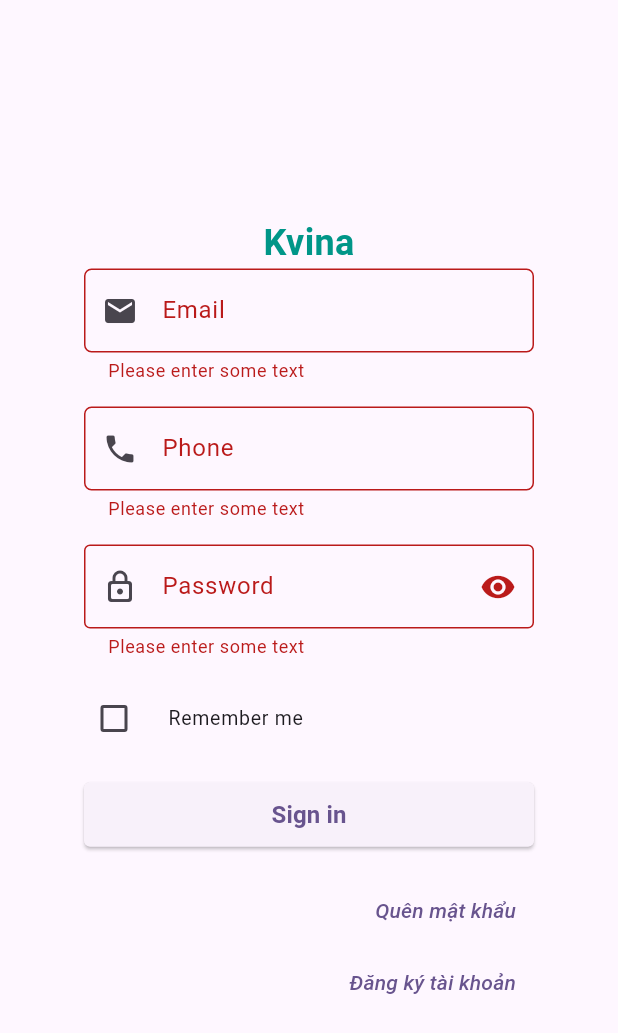
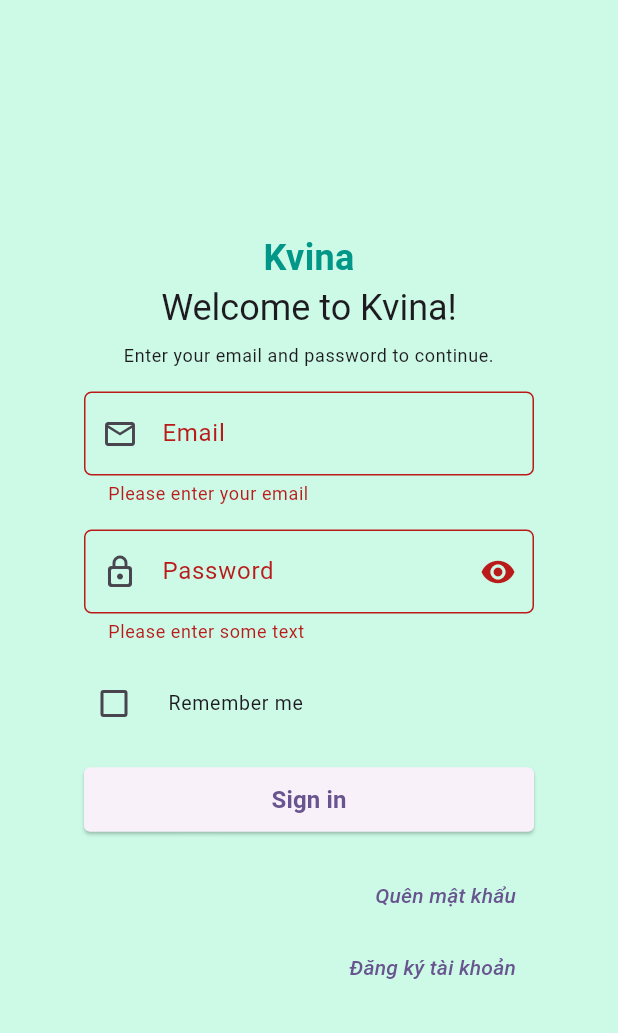
Before and after one commit to KVINA/app_kvina, a Flutter app: the screen it shows after launch, after a tap on "Sign in", on a phone screen of 412 x 824 dp. Shown: the top 1033 px of the screen. Run offline on Flutter 3.47's test engine with Material 3 defaults, Android fonts, the phone set to English and light mode, and no system bars.

Commit message:
20240116
update

```diff
--- a/lib/main.dart
+++ b/lib/main.dart
@@ -30,6 +30,7 @@
         // This works for code too, not just values: Most code changes can be
         // tested with just a hot reload.
         colorScheme: ColorScheme.fromSeed(seedColor: Colors.deepPurple),
+        scaffoldBackgroundColor: Color.fromARGB(255, 204, 250, 231),
         useMaterial3: true,
       ),
       home: const Scaffold(
--- a/lib/toolbox/textbox.dart
+++ b/lib/toolbox/textbox.dart
@@ -52,7 +52,7 @@
       validator: (value) {
         // add email validation
         if (value == null || value.isEmpty) {
-          return 'Please enter some text';
+          return 'Please enter your email';
         }
         bool emailValid = RegExp(
                 r"^[a-zA-Z0-9.a-zA-Z0-9.!#$%&'*+-/=?^_`{|}~]+@[a-zA-Z0-9]+\.[a-zA-Z]+")
@@ -66,7 +66,7 @@
       decoration: InputDecoration(
         labelText: widget.label ?? 'Email',
         hintText: 'Enter your email',
-        prefixIcon: const Icon(Icons.email),
+        prefixIcon: const Icon(Icons.email_outlined),
         border: const OutlineInputBorder(
           borderRadius: BorderRadius.all(Radius.circular(5)),
         ),
@@ -123,3 +123,52 @@
     );
   }
 }
+
+class TextBoxFormPassword extends StatefulWidget {
+  final String? label;
+  final bool? isReadOnly;
+  final TextEditingController tecTextbox;
+  const TextBoxFormPassword(
+      {super.key, required this.tecTextbox, this.label, this.isReadOnly});
+
+  @override
+  State<TextBoxFormPassword> createState() => _TextBoxFormPassword();
+}
+
+class _TextBoxFormPassword extends State<TextBoxFormPassword> {
+  bool _isPasswordVisible = false;
+  @override
+  Widget build(BuildContext context) {
+    return TextFormField(
+      validator: (value) {
+        if (value == null || value.isEmpty) {
+          return 'Please enter some text';
+        }
+
+        if (value.length < 6) {
+          return 'Password must be at least 6 characters';
+        }
+        return null;
+      },
+      obscureText: !_isPasswordVisible,
+      decoration: InputDecoration(
+          labelText: widget.label ?? 'Password',
+          hintText: 'Enter your Password',
+          prefixIcon: const Icon(Icons.lock_outline_rounded),
+          border: const OutlineInputBorder(
+            borderRadius: BorderRadius.all(Radius.circular(5)),
+          ),
+          suffixIcon: IconButton(
+            icon: Icon(
+                _isPasswordVisible ? Icons.visibility_off : Icons.visibility),
+            onPressed: () {
+              setState(() {
+                _isPasswordVisible = !_isPasswordVisible;
+              });
+            },
+          )),
+      controller: widget.tecTextbox,
+      readOnly: widget.isReadOnly ?? false,
+    );
+  }
+}
--- a/lib/view/login/login.dart
+++ b/lib/view/login/login.dart
@@ -50,10 +50,9 @@
 }
 
 class _FormLogin extends State<FormLogin> {
-  bool _isPasswordVisible = false;
+  final _email = TextEditingController();
+  final _password = TextEditingController();
   bool _rememberMe = false;
-  final _email = TextEditingController();
-  final _phone = TextEditingController();
   final GlobalKey<FormState> _formKey = GlobalKey<FormState>();
   Widget lineSpacing() => const SizedBox(height: 16);
   @override
@@ -64,40 +63,25 @@
         mainAxisSize: MainAxisSize.min,
         mainAxisAlignment: MainAxisAlignment.center,
         children: [
-          TextBoxFormEmail(
-            tecTextbox: _email,
+          Padding(
+            padding: const EdgeInsets.symmetric(horizontal: 16.0),
+            child: Text(
+              "Welcome to Kvina!",
+              style: Theme.of(context).textTheme.headlineSmall,
+            ),
+          ),
+          Padding(
+            padding: const EdgeInsets.only(top: 8.0),
+            child: Text(
+              "Enter your email and password to continue.",
+              style: Theme.of(context).textTheme.bodySmall,
+              textAlign: TextAlign.center,
+            ),
           ),
           lineSpacing(),
-          TextBoxFormPhone(tecTextbox: _phone),
+          TextBoxFormEmail(tecTextbox: _email),
           lineSpacing(),
-          TextFormField(
-            validator: (value) {
-              if (value == null || value.isEmpty) {
-                return 'Please enter some text';
-              }
-
-              if (value.length < 6) {
-                return 'Password must be at least 6 characters';
-              }
-              return null;
-            },
-            obscureText: !_isPasswordVisible,
-            decoration: InputDecoration(
-                labelText: 'Password',
-                hintText: 'Enter your password',
-                prefixIcon: const Icon(Icons.lock_outline_rounded),
-                border: const OutlineInputBorder(),
-                suffixIcon: IconButton(
-                  icon: Icon(_isPasswordVisible
-                      ? Icons.visibility_off
-                      : Icons.visibility),
-                  onPressed: () {
-                    setState(() {
-                      _isPasswordVisible = !_isPasswordVisible;
-                    });
-                  },
-                )),
-          ),
+          TextBoxFormPassword(tecTextbox: _password),
           lineSpacing(),
           CheckboxListTile(
             value: _rememberMe,
--- a/lib/view/login/register.dart
+++ b/lib/view/login/register.dart
@@ -12,7 +12,8 @@
   final TextEditingController tecMail = TextEditingController();
   @override
   Widget build(BuildContext context) {
-    return Column(
+    return Form(
+        child: Column(
       children: [
         Wrap(
           children: [
@@ -35,6 +36,6 @@
           ],
         )
       ],
-    );
+    ));
   }
 }
```
